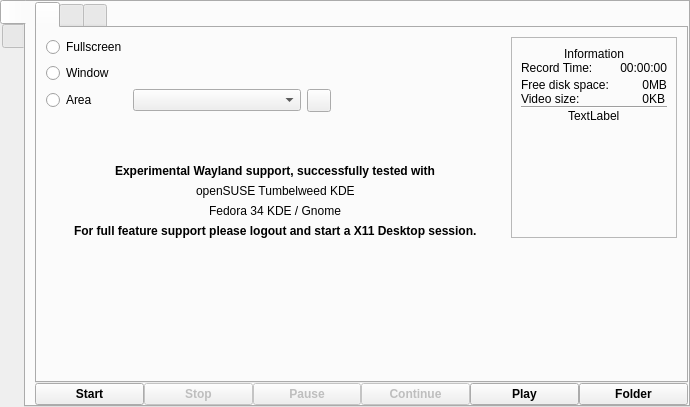
This is src/wayland/formMainWindow_wl.ui in vkohaupt/vokoscreenNG as Qt 5 draws it before an edit. The edited form follows.
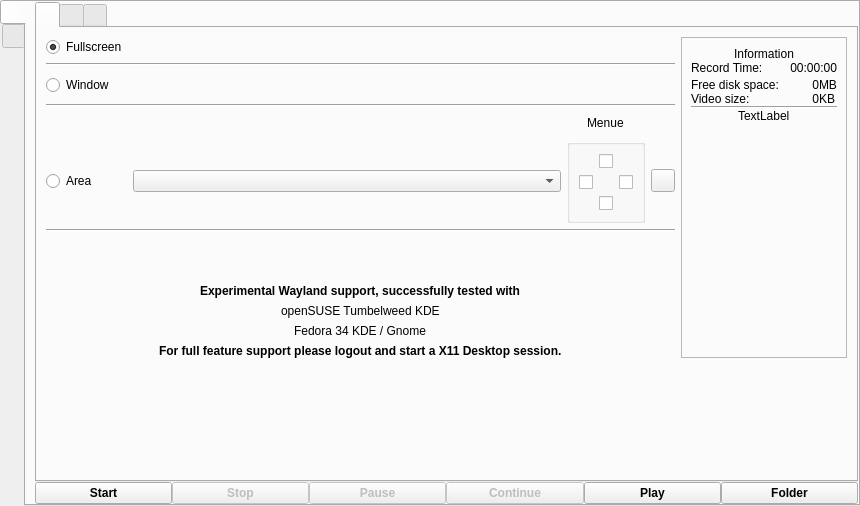
This is the edited form. Icons and pictures are not drawn.

Commit message: Wayland: Area

What changed in the file:
```diff
--- a/src/wayland/formMainWindow_wl.ui
+++ b/src/wayland/formMainWindow_wl.ui
@@ -6,8 +6,8 @@
    <rect>
     <x>0</x>
     <y>0</y>
-    <width>690</width>
-    <height>407</height>
+    <width>860</width>
+    <height>506</height>
    </rect>
   </property>
   <property name="windowTitle">
@@ -89,27 +89,27 @@
              <layout class="QVBoxLayout" name="verticalLayout_7">
               <item>
                <layout class="QGridLayout" name="gridLayout_2">
-                <item row="1" column="0">
+                <item row="0" column="0">
+                 <widget class="QRadioButton" name="radioButtonScreencastFullscreen">
+                  <property name="text">
+                   <string>Fullscreen</string>
+                  </property>
+                  <property name="checked">
+                   <bool>true</bool>
+                  </property>
+                 </widget>
+                </item>
+                <item row="2" column="0" rowspan="2">
                  <widget class="QRadioButton" name="radioButtonScreencastWindow">
                   <property name="text">
                    <string>Window</string>
                   </property>
                  </widget>
                 </item>
-                <item row="0" column="3">
-                 <spacer name="horizontalSpacer_2">
-                  <property name="orientation">
-                   <enum>Qt::Horizontal</enum>
-                  </property>
-                  <property name="sizeHint" stdset="0">
-                   <size>
-                    <width>40</width>
-                    <height>20</height>
-                   </size>
-                  </property>
-                 </spacer>
+                <item row="6" column="1">
+                 <widget class="QComboBox" name="comboBoxScreencastScreenArea"/>
                 </item>
-                <item row="4" column="0" colspan="4" alignment="Qt::AlignHCenter">
+                <item row="9" column="0" colspan="4" alignment="Qt::AlignHCenter">
                  <widget class="QLabel" name="label">
                   <property name="font">
                    <font>
@@ -122,44 +122,132 @@
                   </property>
                  </widget>
                 </item>
-                <item row="2" column="0">
-                 <widget class="QRadioButton" name="radioButtonScreencastArea">
+                <item row="6" column="3">
+                 <widget class="QToolButton" name="toolButtonScreencastAreaReset">
                   <property name="text">
-                   <string>Area</string>
+                   <string notr="true"/>
                   </property>
-                 </widget>
-                </item>
-                <item row="7" column="0" colspan="4" alignment="Qt::AlignHCenter">
-                 <widget class="QLabel" name="label_6">
-                  <property name="font">
-                   <font>
-                    <weight>75</weight>
-                    <bold>true</bold>
-                   </font>
+                  <property name="icon">
+                   <iconset resource="../screencast.qrc">
+                    <normaloff>:/pictures/screencast/undo.png</normaloff>:/pictures/screencast/undo.png</iconset>
                   </property>
-                  <property name="text">
-                   <string notr="true">For full feature support please logout and start a X11 Desktop session.</string>
-                  </property>
                  </widget>
                 </item>
-                <item row="6" column="0" colspan="4" alignment="Qt::AlignHCenter">
+                <item row="11" column="0" colspan="4" alignment="Qt::AlignHCenter">
                  <widget class="QLabel" name="label_4">
                   <property name="text">
                    <string notr="true">Fedora 34 KDE / Gnome</string>
                   </property>
                  </widget>
                 </item>
-                <item row="0" column="0">
-                 <widget class="QRadioButton" name="radioButtonScreencastFullscreen">
+                <item row="4" column="0" colspan="4">
+                 <widget class="Line" name="line_4">
+                  <property name="orientation">
+                   <enum>Qt::Horizontal</enum>
+                  </property>
+                 </widget>
+                </item>
+                <item row="5" column="1">
+                 <spacer name="horizontalSpacer_4">
+                  <property name="orientation">
+                   <enum>Qt::Horizontal</enum>
+                  </property>
+                  <property name="sizeHint" stdset="0">
+                   <size>
+                    <width>40</width>
+                    <height>20</height>
+                   </size>
+                  </property>
+                 </spacer>
+                </item>
+                <item row="0" column="1">
+                 <spacer name="horizontalSpacer_3">
+                  <property name="orientation">
+                   <enum>Qt::Horizontal</enum>
+                  </property>
+                  <property name="sizeHint" stdset="0">
+                   <size>
+                    <width>40</width>
+                    <height>20</height>
+                   </size>
+                  </property>
+                 </spacer>
+                </item>
+                <item row="12" column="0" colspan="4" alignment="Qt::AlignHCenter">
+                 <widget class="QLabel" name="label_6">
+                  <property name="font">
+                   <font>
+                    <weight>75</weight>
+                    <bold>true</bold>
+                   </font>
+                  </property>
                   <property name="text">
-                   <string>Fullscreen</string>
+                   <string notr="true">For full feature support please logout and start a X11 Desktop session.</string>
+                  </property>
+                 </widget>
+                </item>
+                <item row="1" column="0" colspan="4">
+                 <widget class="Line" name="line_2">
+                  <property name="orientation">
+                   <enum>Qt::Horizontal</enum>
+                  </property>
+                 </widget>
+                </item>
+                <item row="5" column="2" alignment="Qt::AlignHCenter">
+                 <widget class="QLabel" name="label_5">
+                  <property name="text">
+                   <string>Menue</string>
                   </property>
                  </widget>
                 </item>
                 <item row="2" column="1">
-                 <widget class="QComboBox" name="comboBoxScreencastScreenArea"/>
+                 <spacer name="horizontalSpacer_2">
+                  <property name="orientation">
+                   <enum>Qt::Horizontal</enum>
+                  </property>
+                  <property name="sizeHint" stdset="0">
+                   <size>
+                    <width>40</width>
+                    <height>20</height>
+                   </size>
+                  </property>
+                 </spacer>
                 </item>
-                <item row="0" column="4" rowspan="8">
+                <item row="8" column="0">
+                 <spacer name="verticalSpacer_3">
+                  <property name="orientation">
+                   <enum>Qt::Vertical</enum>
+                  </property>
+                  <property name="sizeHint" stdset="0">
+                   <size>
+                    <width>20</width>
+                    <height>40</height>
+                   </size>
+                  </property>
+                 </spacer>
+                </item>
+                <item row="6" column="0">
+                 <widget class="QRadioButton" name="radioButtonScreencastArea">
+                  <property name="text">
+                   <string>Area</string>
+                  </property>
+                 </widget>
+                </item>
+                <item row="10" column="0" colspan="4" alignment="Qt::AlignHCenter">
+                 <widget class="QLabel" name="label_2">
+                  <property name="text">
+                   <string notr="true">openSUSE Tumbelweed KDE</string>
+                  </property>
+                 </widget>
+                </item>
+                <item row="7" column="0" colspan="4">
+                 <widget class="Line" name="line_5">
+                  <property name="orientation">
+                   <enum>Qt::Horizontal</enum>
+                  </property>
+                 </widget>
+                </item>
+                <item row="0" column="4" rowspan="13">
                  <widget class="QFrame" name="frame_information">
                   <property name="frameShape">
                    <enum>QFrame::StyledPanel</enum>
@@ -300,50 +388,65 @@
                   </layout>
                  </widget>
                 </item>
-                <item row="2" column="2">
-                 <widget class="QToolButton" name="toolButtonScreencastAreaReset">
-                  <property name="text">
-                   <string notr="true"/>
+                <item row="6" column="2">
+                 <widget class="QGroupBox" name="groupBox">
+                  <property name="title">
+                   <string/>
                   </property>
-                  <property name="icon">
-                   <iconset resource="../screencast.qrc">
-                    <normaloff>:/pictures/screencast/undo.png</normaloff>:/pictures/screencast/undo.png</iconset>
+                  <property name="flat">
+                   <bool>true</bool>
                   </property>
+                  <layout class="QHBoxLayout" name="horizontalLayout_3">
+                   <item>
+                    <layout class="QGridLayout" name="gridLayout_3">
+                     <item row="2" column="2" alignment="Qt::AlignHCenter">
+                      <widget class="QCheckBox" name="checkBox_5">
+                       <property name="text">
+                        <string/>
+                       </property>
+                       <property name="autoExclusive">
+                        <bool>true</bool>
+                       </property>
+                      </widget>
+                     </item>
+                     <item row="2" column="0" alignment="Qt::AlignHCenter">
+                      <widget class="QCheckBox" name="checkBox">
+                       <property name="text">
+                        <string/>
+                       </property>
+                       <property name="autoExclusive">
+                        <bool>true</bool>
+                       </property>
+                      </widget>
+                     </item>
+                     <item row="1" column="1" alignment="Qt::AlignHCenter">
+                      <widget class="QCheckBox" name="checkBox_3">
+                       <property name="text">
+                        <string/>
+                       </property>
+                       <property name="checked">
+                        <bool>false</bool>
+                       </property>
+                       <property name="autoExclusive">
+                        <bool>true</bool>
+                       </property>
+                      </widget>
+                     </item>
+                     <item row="3" column="1" alignment="Qt::AlignHCenter">
+                      <widget class="QCheckBox" name="checkBox_7">
+                       <property name="text">
+                        <string/>
+                       </property>
+                       <property name="autoExclusive">
+                        <bool>true</bool>
+                       </property>
+                      </widget>
+                     </item>
+                    </layout>
+                   </item>
+                  </layout>
                  </widget>
                 </item>
-                <item row="5" column="0" colspan="4" alignment="Qt::AlignHCenter">
-                 <widget class="QLabel" name="label_2">
-                  <property name="text">
-                   <string notr="true">openSUSE Tumbelweed KDE</string>
-                  </property>
-                 </widget>
-                </item>
-                <item row="0" column="1">
-                 <spacer name="horizontalSpacer_3">
-                  <property name="orientation">
-                   <enum>Qt::Horizontal</enum>
-                  </property>
-                  <property name="sizeHint" stdset="0">
-                   <size>
-                    <width>40</width>
-                    <height>20</height>
-                   </size>
-                  </property>
-                 </spacer>
-                </item>
-                <item row="3" column="0">
-                 <spacer name="verticalSpacer_3">
-                  <property name="orientation">
-                   <enum>Qt::Vertical</enum>
-                  </property>
-                  <property name="sizeHint" stdset="0">
-                   <size>
-                    <width>20</width>
-                    <height>40</height>
-                   </size>
-                  </property>
-                 </spacer>
-                </item>
                </layout>
               </item>
              </layout>
```
The commit also changes 2 other files.
